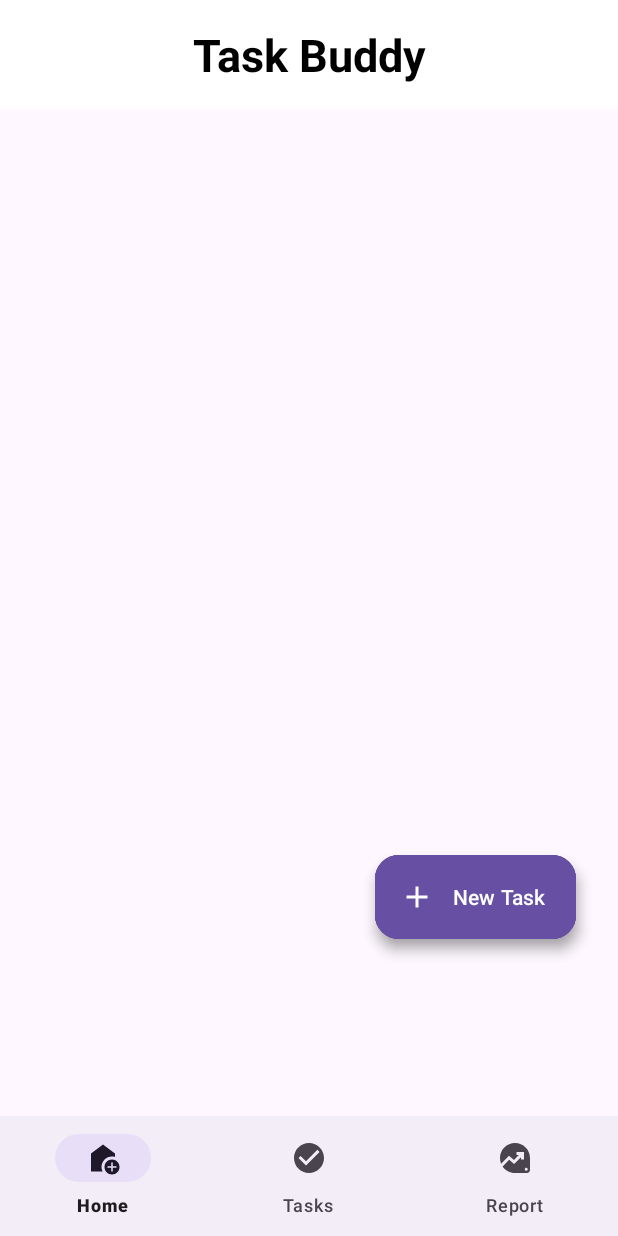
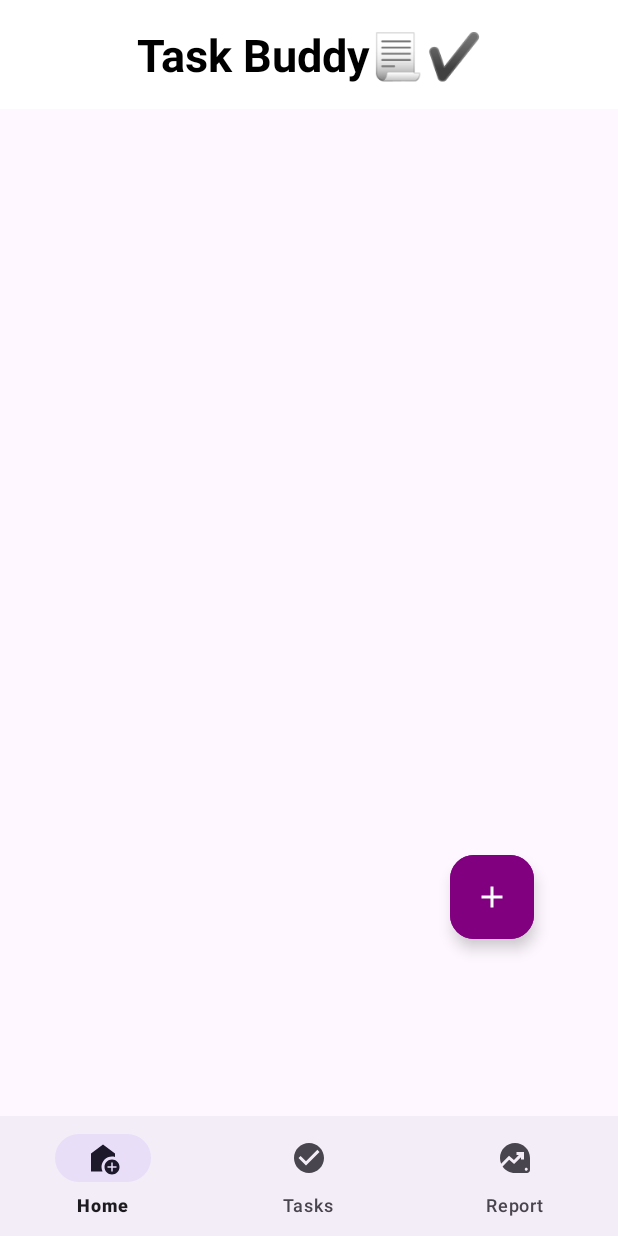
Before and after one commit to bongmusadube/todolistapp-android, an Android app: the screen it shows after launch (MainActivity), on a phone screen of 412 x 824 dp. Run offline under Robolectric (Android 15) with nearby library versions, the phone set to English and light mode, and no system bars; our stand-ins replace Room's generated code.

Commit message:
moved recyclerview and newtaskbtn to fragment_home and the functionality is still working as intended

```diff
--- a/app/src/main/java/com/example/todolistapp/HomeFragment.kt
+++ b/app/src/main/java/com/example/todolistapp/HomeFragment.kt
@@ -1,33 +1,77 @@
 package com.example.todolistapp
 
 import android.os.Bundle
+import android.util.Log
 import android.view.LayoutInflater
 import android.view.View
 import android.view.ViewGroup
 import androidx.fragment.app.Fragment
+import androidx.fragment.app.activityViewModels
+import androidx.recyclerview.widget.LinearLayoutManager
 import com.example.todolistapp.databinding.FragmentHomeBinding
+import com.google.android.material.floatingactionbutton.ExtendedFloatingActionButton
 
-class HomeFragment : Fragment() {
+class HomeFragment : Fragment(), TaskItemClickListener {
+    private val TAG = "HomeFragment"
 
     private var _binding: FragmentHomeBinding? = null
     private val binding get() = _binding!!
 
+    private val taskViewModel: TaskViewModel by activityViewModels {
+        TaskItemModelFactory((requireActivity().application as TodoApplication).repository)
+    }
 
+    private lateinit var taskListAdapter: TaskItemAdapter
 
     override fun onCreateView(
         inflater: LayoutInflater, container: ViewGroup?,
         savedInstanceState: Bundle?
     ): View {
         _binding = FragmentHomeBinding.inflate(inflater, container, false)
+        return binding.root
+    }
 
-        // TODO: Initialize your UI elements and implement the home screen logic here
-        // For example, you might display a welcome message, statistics, or quick actions
+    override fun onViewCreated(view: View, savedInstanceState: Bundle?) {
+        super.onViewCreated(view, savedInstanceState)
 
-        return binding.root
+        // Setup RecyclerView
+        taskListAdapter = TaskItemAdapter(emptyList(), this)
+        binding.taskListRecyclerView.apply {
+            layoutManager = LinearLayoutManager(context)
+            adapter = taskListAdapter
+        }
+
+        // Observe tasks from the ViewModel
+        taskViewModel.taskItems.observe(viewLifecycleOwner) { tasks ->
+            taskListAdapter.updateItems(tasks)
+        }
+
+        // New Task button
+        binding.newTaskButton.setOnClickListener {
+            try {
+                NewTaskSheet(null).show(requireActivity().supportFragmentManager, "newTaskTag")
+            } catch (e: Exception) {
+                Log.e(TAG, "Error showing NewTaskSheet: ${e.message}")
+                // Handle the error appropriately (e.g., show a toast message)
+            }
+        }
+    }
+
+    override fun editTaskItem(taskItem: TaskItem) {
+        try {
+            NewTaskSheet(taskItem).show(requireActivity().supportFragmentManager, "newTaskTag")
+        } catch (e: Exception) {
+            Log.e(TAG, "Error showing NewTaskSheet (edit): ${e.message}")
+            // Handle the error
+        }
+    }
+
+    override fun completeTaskItem(taskItem: TaskItem) {
+        taskViewModel.setCompleted(taskItem)
     }
 
     override fun onDestroyView() {
         super.onDestroyView()
-        _binding = null // Avoid memory leaks
+        _binding = null
     }
 }
--- a/app/src/main/java/com/example/todolistapp/MainActivity.kt
+++ b/app/src/main/java/com/example/todolistapp/MainActivity.kt
@@ -33,10 +33,10 @@ class MainActivity : AppCompatActivity(), TaskItemClickListener
         setContentView(binding.root)
         //taskViewModel = ViewModelProvider(this).get(TaskViewModel::class.java)
 
-        binding.newTaskButton.setOnClickListener {
-            NewTaskSheet(null).show(supportFragmentManager, "newTaskTag")
-        }
-        setRecyclerView()
+//        binding.newTaskButton.setOnClickListener {
+//            NewTaskSheet(null).show(supportFragmentManager, "newTaskTag")
+//        }
+//        setRecyclerView()
 
         // Set up bottom navigation
         val bottomNavigationView = findViewById<BottomNavigationView>(R.id.bottomNavigationView)
@@ -60,16 +60,16 @@ class MainActivity : AppCompatActivity(), TaskItemClickListener
 
     }
 
-    private fun setRecyclerView()
-    {
-        val mainActivity = this
-        taskViewModel.taskItems.observe(this){
-            binding.todoListRecyclerView.apply {
-                layoutManager = LinearLayoutManager(applicationContext)
-                adapter = TaskItemAdapter(it, mainActivity)
-            }
-        }
-    }
+//    private fun setRecyclerView()
+//    {
+//        val mainActivity = this
+//        taskViewModel.taskItems.observe(this){
+//            binding.todoListRecyclerView.apply {
+//                layoutManager = LinearLayoutManager(applicationContext)
+//                adapter = TaskItemAdapter(it, mainActivity)
+//            }
+//        }
+//    }
     private fun replaceFragment(fragment: Fragment) {
         supportFragmentManager.beginTransaction()
             .replace(R.id.fragmentContainer, fragment)  // Replace with your container's ID
--- a/app/src/main/java/com/example/todolistapp/TaskItemAdapter.kt
+++ b/app/src/main/java/com/example/todolistapp/TaskItemAdapter.kt
@@ -6,7 +6,7 @@ import androidx.recyclerview.widget.RecyclerView
 import com.example.todolistapp.databinding.TaskItemCellBinding
 
 class TaskItemAdapter(
-    private val taskItems: List<TaskItem>,
+    private var taskItems: List<TaskItem>,
     private val clickListener: TaskItemClickListener
 ): RecyclerView.Adapter<TaskItemViewHolder>() {
     override fun onCreateViewHolder(parent: ViewGroup, viewType: Int): TaskItemViewHolder {
@@ -20,4 +20,8 @@ class TaskItemAdapter(
     override fun onBindViewHolder(holder: TaskItemViewHolder, position: Int) {
         holder.bindTaskItem(taskItems[position])
     }
+    fun updateItems(newTaskItems: List<TaskItem>) {
+        this.taskItems = newTaskItems
+        notifyDataSetChanged() // Notify the RecyclerView to refresh
+    }
 }
--- a/app/src/main/res/layout/activity_main.xml
+++ b/app/src/main/res/layout/activity_main.xml
@@ -18,29 +18,6 @@
     android:layout_above="@+id/bottomNavigationView" />
 
 
-    <androidx.recyclerview.widget.RecyclerView
-    android:layout_width="match_parent"
-    android:layout_height="match_parent"
-    android:id="@+id/todoListRecyclerView"
-        android:layout_marginTop="70dp"
-    android:backgroundTint="@color/design_default_color_background"
-    />
-
-    <com.google.android.material.floatingactionbutton.ExtendedFloatingActionButton
-        android:layout_width="wrap_content"
-        android:layout_height="wrap_content"
-        android:text="New Task"
-        android:id="@+id/newTaskButton"
-        android:backgroundTint="?attr/colorPrimary"
-        android:textColor="?colorOnPrimary"
-        android:padding="5dp"
-        android:layout_marginTop="570dp"
-        android:layout_marginHorizontal="250dp"
-        app:icon="@drawable/baseline_add_24"
-        app:iconTint="?colorOnPrimary"
-
-        />
-
     <com.google.android.material.bottomnavigation.BottomNavigationView
         android:id="@+id/bottomNavigationView"
         android:layout_width="match_parent"
--- a/app/src/main/res/layout/fragment_home.xml
+++ b/app/src/main/res/layout/fragment_home.xml
@@ -1,15 +1,13 @@
-<?xml version="1.0" encoding="utf-8"?>
 <RelativeLayout xmlns:android="http://schemas.android.com/apk/res/android"
     xmlns:app="http://schemas.android.com/apk/res-auto"
     android:layout_width="match_parent"
     android:layout_height="match_parent">
 
-
     <TextView
         android:id="@+id/titleTextView"
         android:layout_width="match_parent"
         android:layout_height="wrap_content"
-        android:text="Task Buddy"
+        android:text="Task Buddy📃✔️"
         android:textSize="30sp"
         android:textStyle="bold"
         android:textColor="@color/black"
@@ -18,26 +16,24 @@
         android:background="@color/white" />
 
     <androidx.recyclerview.widget.RecyclerView
-        android:id="@+id/todoListRecyclerView"
+        android:id="@+id/taskListRecyclerView"
         android:layout_width="match_parent"
         android:layout_height="match_parent"
         android:backgroundTint="@color/design_default_color_background"
         android:layout_marginTop="70dp"/>
 
+
     <com.google.android.material.floatingactionbutton.ExtendedFloatingActionButton
         android:id="@+id/newTaskButton"
         android:layout_width="wrap_content"
         android:layout_height="wrap_content"
-        android:text="New Task"
-        android:backgroundTint="?attr/colorPrimary"
-        android:textColor="?colorOnPrimary"
+        android:backgroundTint="@color/purple"
+        android:textColor="@color/purple"
         android:padding="5dp"
         android:layout_marginTop="570dp"
-        android:layout_marginHorizontal="250dp"
+        android:layout_marginHorizontal="300dp"
         app:icon="@drawable/baseline_add_24"
-        app:iconTint="?colorOnPrimary" />
-
-
+        app:iconTint="@color/white" />
 
 
 </RelativeLayout>
--- a/app/src/main/res/layout/fragment_report.xml
+++ b/app/src/main/res/layout/fragment_report.xml
@@ -3,14 +3,14 @@
     android:layout_width="match_parent"
     android:layout_height="match_parent"
     android:orientation="vertical"
-    android:padding="16dp">
+    >
 
 
     <TextView
         android:id="@+id/titleTextView"
         android:layout_width="match_parent"
         android:layout_height="wrap_content"
-        android:text="Reports"
+        android:text="Reports📈"
         android:textSize="30sp"
         android:textStyle="bold"
         android:textColor="@color/black"
--- a/app/src/main/res/layout/fragment_tasks.xml
+++ b/app/src/main/res/layout/fragment_tasks.xml
@@ -11,7 +11,7 @@
         android:id="@+id/titleTextView"
         android:layout_width="match_parent"
         android:layout_height="wrap_content"
-        android:text="Completed Tasks"
+        android:text="Completed Tasks✅"
         android:textSize="30sp"
         android:textStyle="bold"
         android:textColor="@color/black"
```
